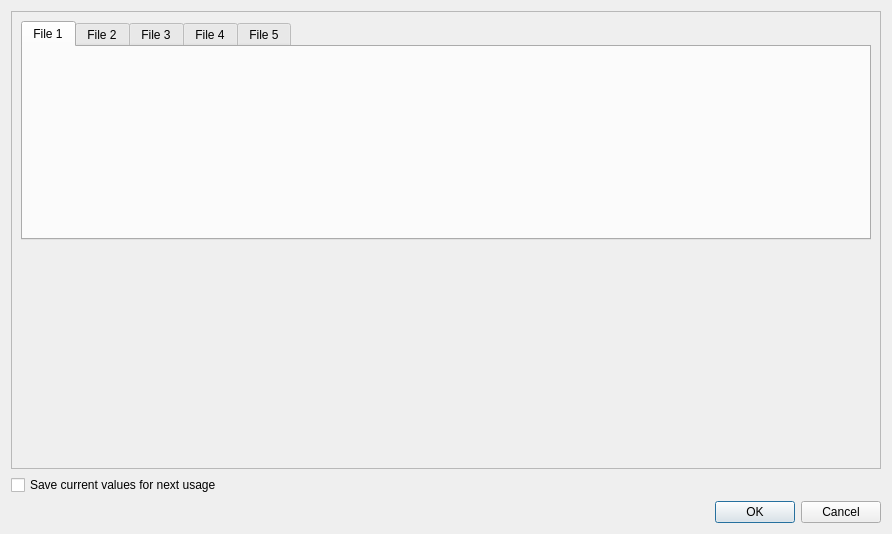
Before: the Qt Designer form path_to_path/read_file_dialog/read_file_dialog.ui in peace2017/path_to_path, drawn with Qt 5.
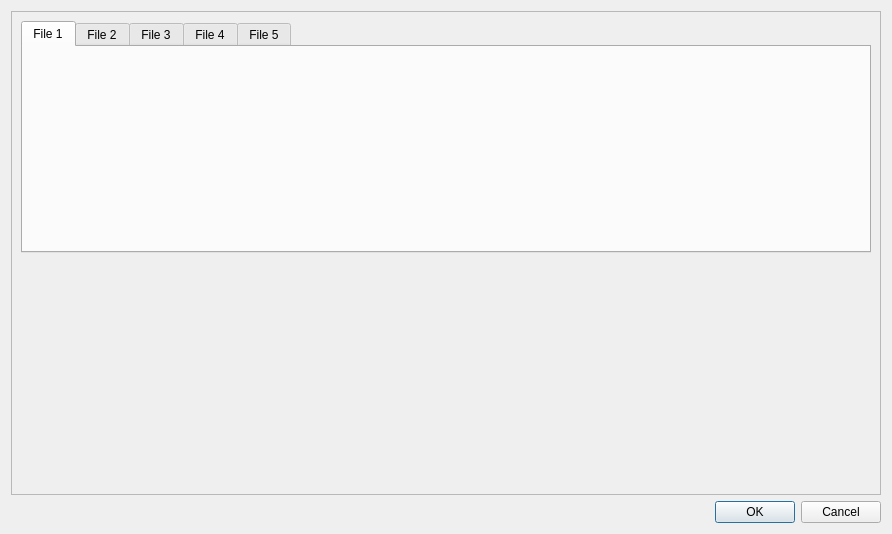
After: the same form once the commit is applied. Custom widgets are drawn as their Qt base class.

What changed in the file:
```diff
--- a/path_to_path/read_file_dialog/read_file_dialog.ui
+++ b/path_to_path/read_file_dialog/read_file_dialog.ui
@@ -31,7 +31,7 @@
         <x>0</x>
         <y>0</y>
         <width>872</width>
-        <height>453</height>
+        <height>481</height>
        </rect>
       </property>
       <layout class="QGridLayout" name="gridLayout_4">
@@ -119,13 +119,6 @@
      </property>
     </widget>
    </item>
-   <item row="1" column="0">
-    <widget class="QCheckBox" name="checkBox">
-     <property name="text">
-      <string>Save current values for next usage</string>
-     </property>
-    </widget>
-   </item>
   </layout>
  </widget>
  <customwidgets>
```
Left out of the diff: 2 changed lines with no effect on the pictures.
